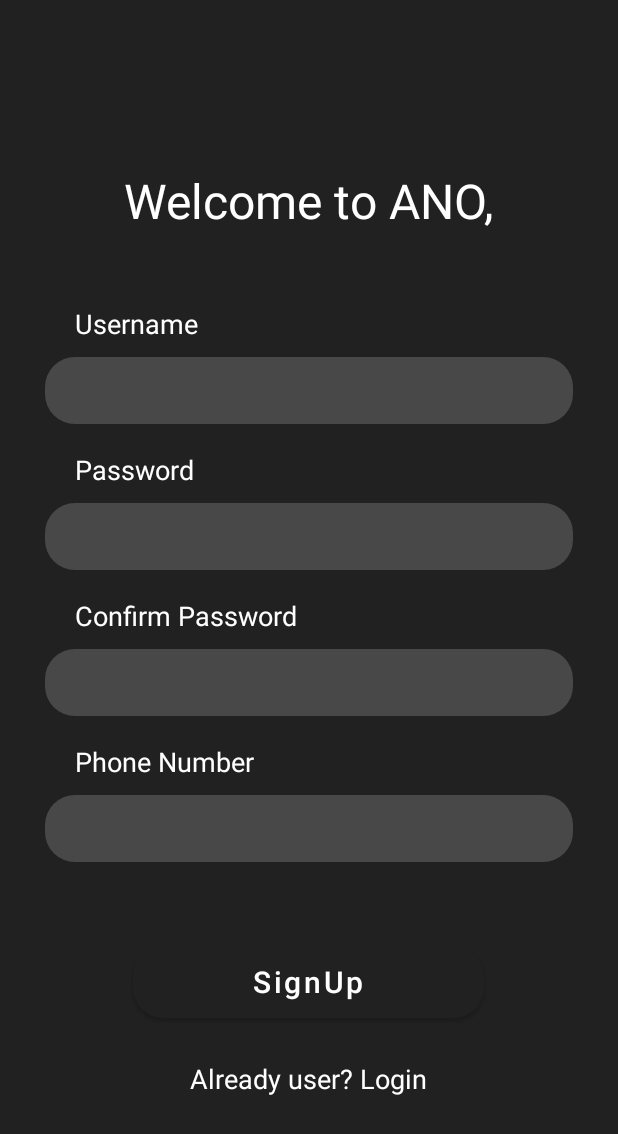
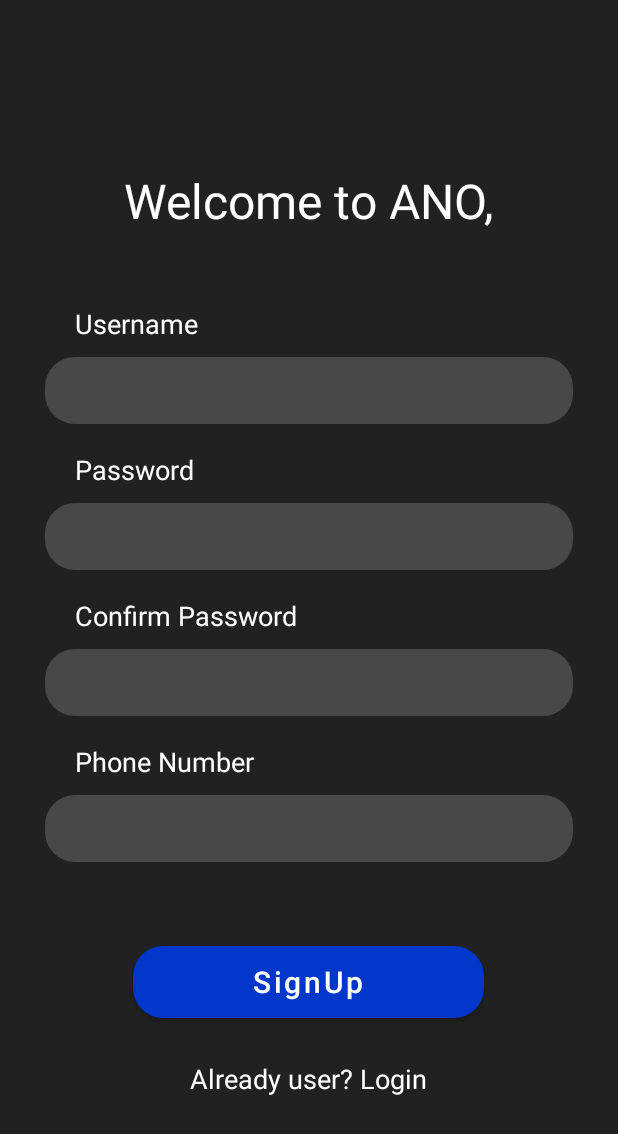
Before and after one commit to Aabhishek29/Ano, an Android app: the screen it shows after launch (SignupActivity), after a tap on "New User? SignUp", on a phone screen of 412 x 824 dp. Shown: the top 1134 px of the screen. Run offline under Robolectric (Android 15) with nearby library versions, the phone set to English and light mode, and no system bars; our stand-ins replace Volley; libraries missing offline, so code that uses them is left out: com.daimajia.androidanimations; network calls fail; 2 statements that could not run were skipped.

Commit message:
theme update

```diff
--- a/app/src/main/res/values/themes.xml
+++ b/app/src/main/res/values/themes.xml
@@ -11,7 +11,7 @@
         <item name="android:windowEnterTransition">@transition/fade_out</item>
         <item name="android:windowExitTransition">@transition/fade_out</item>
         <!-- Primary brand color. -->
-        <item name="colorPrimary">@color/primary</item>
+        <item name="colorPrimary">@color/secondary_dark</item>
         <item name="colorPrimaryVariant">@color/primary_light</item>
         <item name="colorOnPrimary">@color/primary_dark</item>
         <!-- Secondary brand color. -->
@@ -20,7 +20,12 @@
         <item name="colorOnSecondary">@color/secondary_dark</item>
         <!-- Status bar color. -->
         <item name="android:statusBarColor" >?attr/colorPrimaryVariant</item>
-        <!-- Customize your theme here. -->
+
+
+                <!-- Customize your theme here. -->
+
+
+        <item name="buttonTint" >@color/secondary_dark</item>
     </style>
 
 
```
